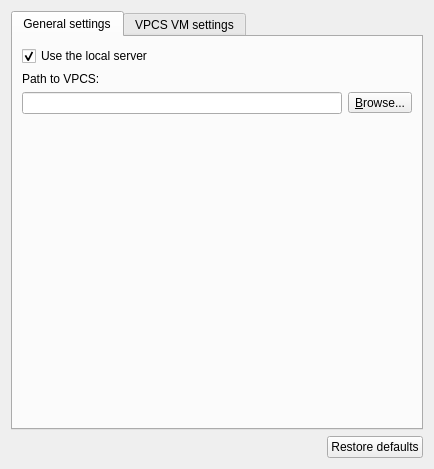
Before: the Qt Designer form gns3/modules/vpcs/ui/vpcs_preferences_page.ui in GNS3/gns3-gui, drawn with Qt 5.
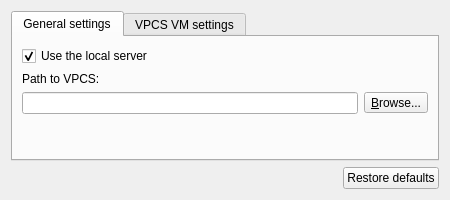
After: the same form once the commit is applied.

What changed in the file:
```diff
--- a/gns3/modules/vpcs/ui/vpcs_preferences_page.ui
+++ b/gns3/modules/vpcs/ui/vpcs_preferences_page.ui
@@ -6,8 +6,8 @@
    <rect>
     <x>0</x>
     <y>0</y>
-    <width>430</width>
-    <height>469</height>
+    <width>450</width>
+    <height>200</height>
    </rect>
   </property>
   <property name="windowTitle">
```
